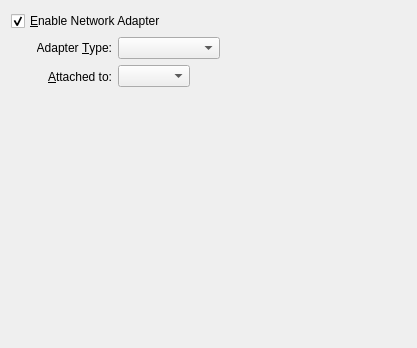
Before: the Qt Designer form vbox/src/VBox/Frontends/VirtualBox/ui/VBoxVMSettingsNetwork.ui in jljuxgm/vboxgit, drawn with Qt 5.
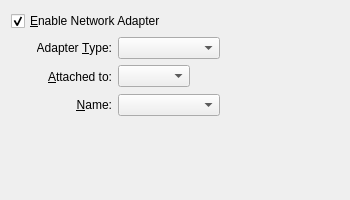
After: the same form once the commit is applied.

```diff
--- a/vbox/src/VBox/Frontends/VirtualBox/ui/VBoxVMSettingsNetwork.ui
+++ b/vbox/src/VBox/Frontends/VirtualBox/ui/VBoxVMSettingsNetwork.ui
@@ -22,12 +22,12 @@
    <rect>
     <x>0</x>
     <y>0</y>
-    <width>417</width>
-    <height>348</height>
+    <width>350</width>
+    <height>200</height>
    </rect>
   </property>
   <layout class="QGridLayout" >
-   <item row="0" column="0" colspan="2" >
+   <item row="0" column="0" colspan="3" >
     <widget class="QCheckBox" name="mGbAdapter" >
      <property name="whatsThis" >
       <string>When checked, plugs this virtual network adapter into the virtual machine.</string>
@@ -121,17 +121,43 @@
         </property>
        </widget>
       </item>
-      <item row="2" column="1" colspan="3" >
-       <widget class="QLabel" name="mLbInfo" >
+      <item row="2" column="0" >
+       <widget class="QLabel" name="mLbName" >
+        <property name="text" >
+         <string>&amp;Name:</string>
+        </property>
         <property name="alignment" >
-         <set>Qt::AlignLeft|Qt::AlignTop</set>
+         <set>Qt::AlignRight|Qt::AlignTrailing|Qt::AlignVCenter</set>
         </property>
-        <property name="wordWrap" >
-         <bool>true</bool>
+        <property name="buddy" >
+         <cstring>mCbName</cstring>
         </property>
        </widget>
       </item>
-      <item rowspan="2" row="0" column="3" >
+      <item row="2" column="1" colspan="2" >
+       <widget class="QComboBox" name="mCbName" >
+        <property name="whatsThis" >
+         <string>Selects the name of the network adapter if attachment type is equivalent to &lt;b>Bridged Adapter&lt;/b> or &lt;b>Host-only Adapter&lt;/b> and the name of the internal network if attachment type is equivalent to &lt;b>Internal Network&lt;/b>.</string>
+        </property>
+       </widget>
+      </item>
+     </layout>
+    </widget>
+   </item>
+   <item row="2" column="0" colspan="3" >
+    <spacer name="verticalSpacer" >
+     <property name="orientation" >
+      <enum>Qt::Vertical</enum>
+     </property>
+     <property name="sizeHint" >
+      <size>
+       <width>20</width>
+       <height>40</height>
+      </size>
+     </property>
+    </spacer>
+   </item>
+   <item row="1" column="2" >
        <spacer>
         <property name="orientation" >
          <enum>Qt::Horizontal</enum>
@@ -143,9 +169,6 @@
          </size>
         </property>
        </spacer>
-      </item>
-     </layout>
-    </widget>
    </item>
   </layout>
  </widget>
```
Left out of the diff: 2 changed lines with no effect on the pictures. Lines whose indentation alone changed are shown as unchanged.
